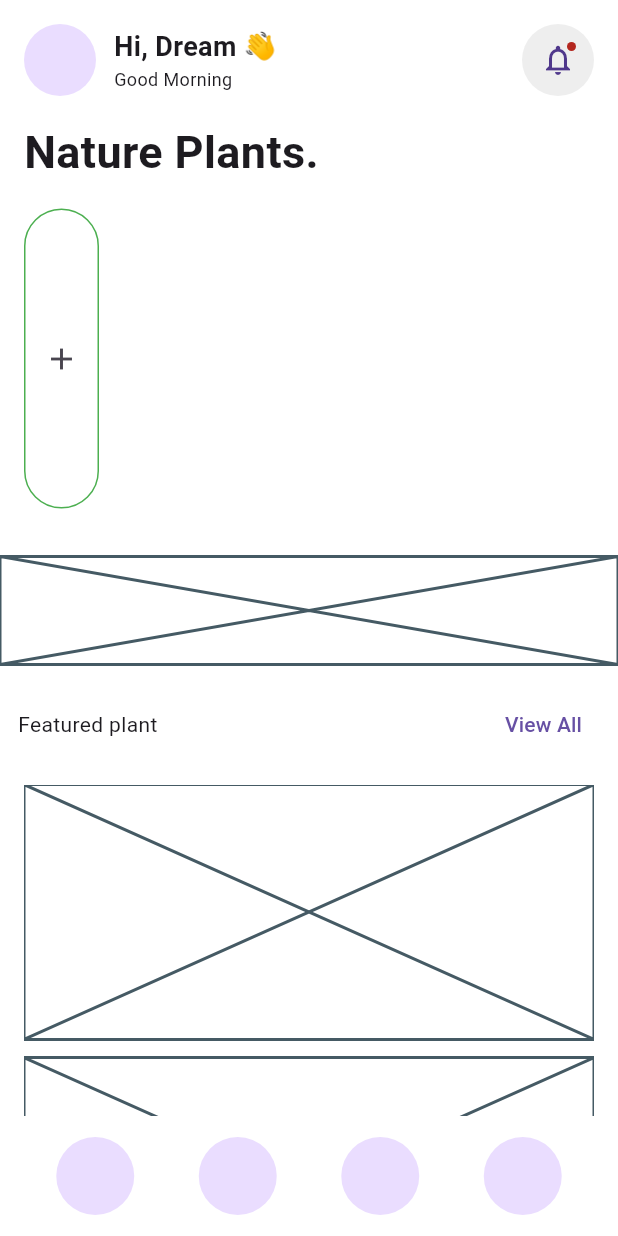
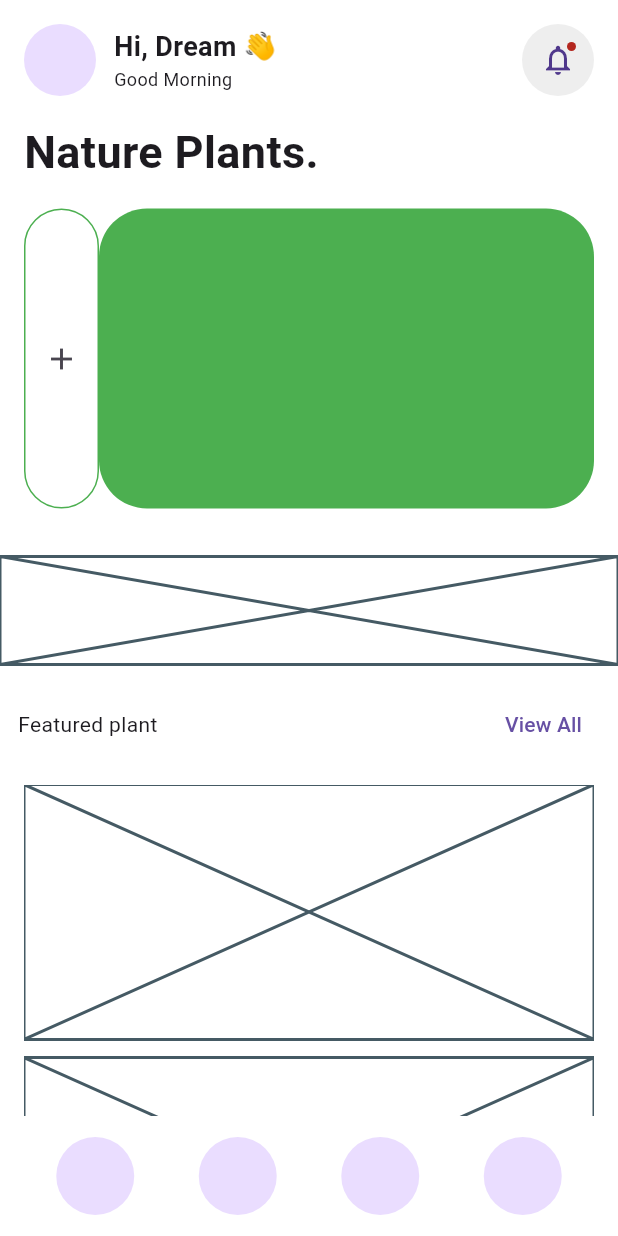
Before and after one commit to JAICHANGPARK/flutter_notebook_chapter_45, a Flutter app: the PlantHomePage screen opened directly, on a phone screen of 412 x 824 dp. Run offline on Flutter 3.47's test engine with Material 3 defaults, Android fonts, the phone set to English and light mode, and no system bars; our stand-ins replace gap, hugeicons, smooth_page_indicator.

Commit message:
Update plant_home_page.dart

```diff
--- a/lib/ep2265_plant_shop_app/ui/plant_home_page.dart
+++ b/lib/ep2265_plant_shop_app/ui/plant_home_page.dart
@@ -56,20 +56,38 @@ class _PlantHomePageState extends State<PlantHomePage> {
                     "Nature Plants.",
                     style: TextStyle(fontSize: 30, fontWeight: FontWeight.bold),
                   ),
-                  Container(height: 200, child: Row(
-                    children: [
-                      Container(
-                        // height: double.infinity,
-                        decoration: ShapeDecoration(shape: StadiumBorder(
-                          side: BorderSide(
-                            color: Colors.green,
-                          )
+                  Container(
+                    height: 200,
+                    child: Row(
+                      children: [
+                        Container(
+                          // height: double.infinity,
+                          decoration: ShapeDecoration(
+                            shape: StadiumBorder(
+                              side: BorderSide(color: Colors.green),
+                            ),
+                          ),
+                          child: Center(
+                            child: IconButton(
+                              onPressed: () {},
+                              icon: Icon(Icons.add),
+                            ),
+                          ),
                         ),
+                        Expanded(
+                          child: Container(
+                            decoration: ShapeDecoration(
+                              shape: RoundedSuperellipseBorder(
+                                borderRadius: BorderRadiusGeometry.circular(32),
+
+                              ),
+                              color: Colors.green,
+                            ),
+                          ),
                         ),
-                        child: Center(child: IconButton(onPressed: (){}, icon: Icon(Icons.add))),
-                      )
-                    ],
-                  )),
+                      ],
+                    ),
+                  ),
                 ],
               ),
             ),
```
